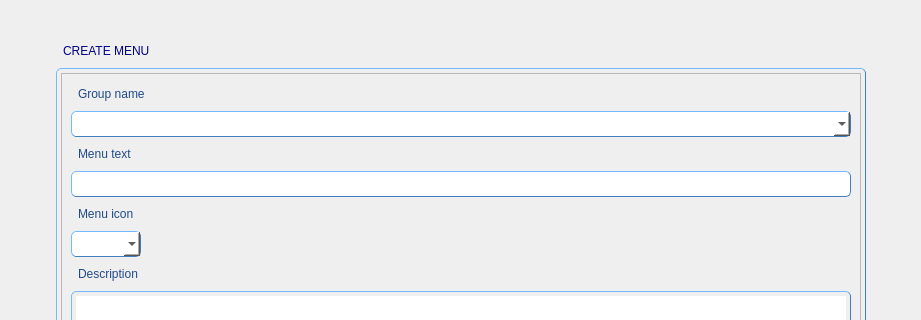
Old version of the form QBuilder/QBuilder/src/createmenuform.ui in the repository Rork96/QtProjects; both pictures show x 0 to 921 and y 0 to 320 of the 921 by 545 pixel window.
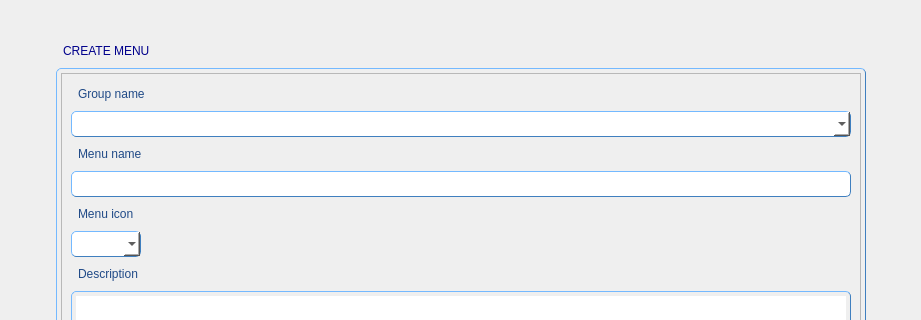
New version of the form.

Patch:
```diff
--- a/QBuilder/QBuilder/src/createmenuform.ui
+++ b/QBuilder/QBuilder/src/createmenuform.ui
@@ -197,7 +197,7 @@
           <item row="2" column="0">
            <widget class="QLabel" name="label_3">
             <property name="text">
-             <string>Menu text</string>
+             <string>Menu name</string>
             </property>
            </widget>
           </item>
```
